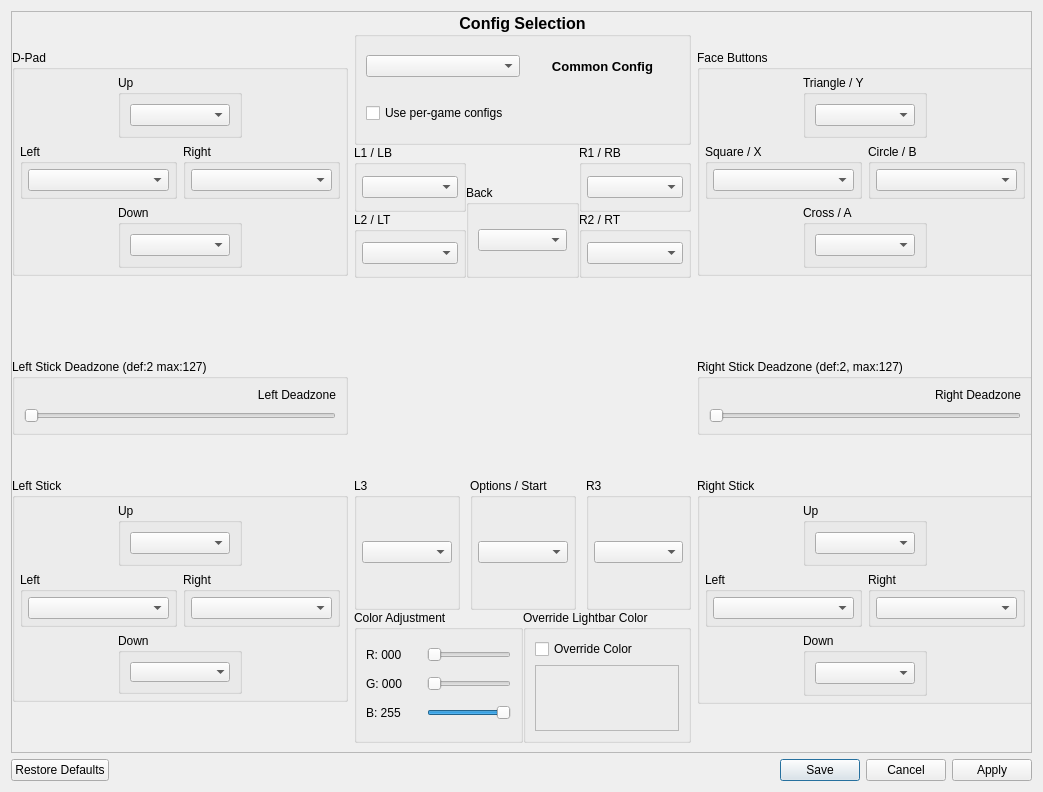
Qt form src/qt_gui/control_settings.ui (shadps4-emu/shadPS4) before a commit.
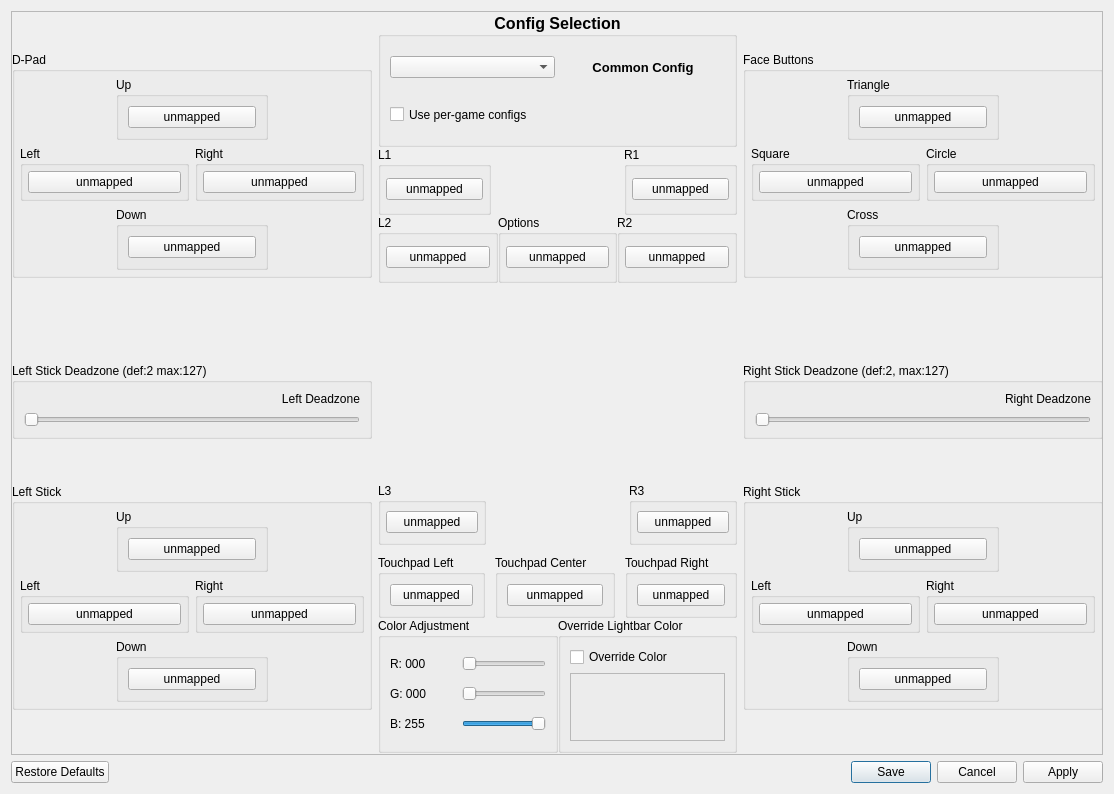
The same form after that commit. Icons and pictures are not drawn.

```diff
--- a/src/qt_gui/control_settings.ui
+++ b/src/qt_gui/control_settings.ui
@@ -11,8 +11,8 @@
    <rect>
     <x>0</x>
     <y>0</y>
-    <width>1043</width>
-    <height>792</height>
+    <width>1114</width>
+    <height>794</height>
    </rect>
   </property>
   <property name="windowTitle">
@@ -33,8 +33,8 @@
        <rect>
         <x>0</x>
         <y>0</y>
-        <width>1019</width>
-        <height>732</height>
+        <width>1094</width>
+        <height>744</height>
        </rect>
       </property>
       <widget class="QWidget" name="layoutWidget">
@@ -42,8 +42,8 @@
         <rect>
          <x>0</x>
          <y>0</y>
-         <width>1021</width>
-         <height>731</height>
+         <width>1091</width>
+         <height>741</height>
         </rect>
        </property>
        <layout class="QHBoxLayout" name="RemapLayout">
@@ -110,7 +110,7 @@
                  <widget class="QGroupBox" name="gb_dpad_up">
                   <property name="minimumSize">
                    <size>
-                    <width>124</width>
+                    <width>152</width>
                     <height>0</height>
                    </size>
                   </property>
@@ -125,12 +125,9 @@
                   </property>
                   <layout class="QHBoxLayout" name="horizontalLayout_4">
                    <item>
-                    <widget class="QComboBox" name="DpadUpBox">
-                     <property name="editable">
-                      <bool>false</bool>
-                     </property>
-                     <property name="sizeAdjustPolicy">
-                      <enum>QComboBox::SizeAdjustPolicy::AdjustToContents</enum>
+                    <widget class="QPushButton" name="DpadUpButton">
+                     <property name="text">
+                      <string>unmapped</string>
                      </property>
                     </widget>
                    </item>
@@ -161,7 +158,11 @@
                    <number>5</number>
                   </property>
                   <item>
-                   <widget class="QComboBox" name="DpadLeftBox"/>
+                   <widget class="QPushButton" name="DpadLeftButton">
+                    <property name="text">
+                     <string>unmapped</string>
+                    </property>
+                   </widget>
                   </item>
                  </layout>
                 </widget>
@@ -185,9 +186,9 @@
                    <number>5</number>
                   </property>
                   <item>
-                   <widget class="QComboBox" name="DpadRightBox">
-                    <property name="editable">
-                     <bool>false</bool>
+                   <widget class="QPushButton" name="DpadRightButton">
+                    <property name="text">
+                     <string>unmapped</string>
                     </property>
                    </widget>
                   </item>
@@ -213,6 +214,12 @@
                 </property>
                 <item>
                  <widget class="QGroupBox" name="gb_dpad_down">
+                  <property name="minimumSize">
+                   <size>
+                    <width>152</width>
+                    <height>0</height>
+                   </size>
+                  </property>
                   <property name="maximumSize">
                    <size>
                     <width>124</width>
@@ -224,21 +231,9 @@
                   </property>
                   <layout class="QHBoxLayout" name="horizontalLayout_3">
                    <item>
-                    <widget class="QComboBox" name="DpadDownBox">
-                     <property name="enabled">
-                      <bool>true</bool>
-                     </property>
-                     <property name="sizePolicy">
-                      <sizepolicy hsizetype="Preferred" vsizetype="Fixed">
-                       <horstretch>0</horstretch>
-                       <verstretch>0</verstretch>
-                      </sizepolicy>
-                     </property>
-                     <property name="minimumSize">
-                      <size>
-                       <width>0</width>
-                       <height>0</height>
-                      </size>
+                    <widget class="QPushButton" name="DpadDownButton">
+                     <property name="text">
+                      <string>unmapped</string>
                      </property>
                     </widget>
                    </item>
@@ -378,7 +373,7 @@
                   </property>
                   <property name="maximumSize">
                    <size>
-                    <width>124</width>
+                    <width>152</width>
                     <height>16777215</height>
                    </size>
                   </property>
@@ -387,9 +382,9 @@
                   </property>
                   <layout class="QVBoxLayout" name="verticalLayout_10">
                    <item>
-                    <widget class="QComboBox" name="LStickUpBox">
-                     <property name="enabled">
-                      <bool>true</bool>
+                    <widget class="QPushButton" name="LStickUpButton">
+                     <property name="text">
+                      <string>unmapped</string>
                      </property>
                     </widget>
                    </item>
@@ -420,9 +415,9 @@
                    <number>5</number>
                   </property>
                   <item>
-                   <widget class="QComboBox" name="LStickLeftBox">
-                    <property name="enabled">
-                     <bool>true</bool>
+                   <widget class="QPushButton" name="LStickLeftButton">
+                    <property name="text">
+                     <string>unmapped</string>
                     </property>
                    </widget>
                   </item>
@@ -454,9 +449,9 @@
                    <number>5</number>
                   </property>
                   <item>
-                   <widget class="QComboBox" name="LStickRightBox">
-                    <property name="enabled">
-                     <bool>true</bool>
+                   <widget class="QPushButton" name="LStickRightButton">
+                    <property name="text">
+                     <string>unmapped</string>
                     </property>
                    </widget>
                   </item>
@@ -484,7 +479,7 @@
                  <widget class="QGroupBox" name="gb_left_stick_down">
                   <property name="minimumSize">
                    <size>
-                    <width>124</width>
+                    <width>152</width>
                     <height>0</height>
                    </size>
                   </property>
@@ -499,15 +494,9 @@
                   </property>
                   <layout class="QVBoxLayout" name="verticalLayout_8">
                    <item>
-                    <widget class="QComboBox" name="LStickDownBox">
-                     <property name="enabled">
-                      <bool>true</bool>
-                     </property>
-                     <property name="editable">
-                      <bool>false</bool>
-                     </property>
-                     <property name="frame">
-                      <bool>false</bool>
+                    <widget class="QPushButton" name="LStickDownButton">
+                     <property name="text">
+                      <string>unmapped</string>
                      </property>
                     </widget>
                    </item>
@@ -617,103 +606,72 @@
             <property name="spacing">
              <number>0</number>
             </property>
-            <item>
-             <layout class="QVBoxLayout" name="layout_l1_l2">
-              <item>
-               <widget class="QGroupBox" name="gb_l1">
-                <property name="title">
-                 <string>L1 / LB</string>
-                </property>
-                <layout class="QVBoxLayout" name="gb_l1_layout">
-                 <property name="leftMargin">
-                  <number>5</number>
-                 </property>
-                 <property name="topMargin">
-                  <number>5</number>
-                 </property>
-                 <property name="rightMargin">
-                  <number>5</number>
-                 </property>
-                 <property name="bottomMargin">
-                  <number>5</number>
-                 </property>
-                 <item>
-                  <widget class="QComboBox" name="LBBox"/>
-                 </item>
-                </layout>
-               </widget>
-              </item>
-              <item>
-               <widget class="QGroupBox" name="gb_l2">
-                <property name="title">
-                 <string>L2 / LT</string>
-                </property>
-                <layout class="QVBoxLayout" name="gb_l2_layout">
-                 <property name="leftMargin">
-                  <number>5</number>
-                 </property>
-                 <property name="topMargin">
-                  <number>5</number>
-                 </property>
-                 <property name="rightMargin">
-                  <number>5</number>
-                 </property>
-                 <property name="bottomMargin">
-                  <number>5</number>
-                 </property>
-                 <item>
-                  <widget class="QComboBox" name="LTBox"/>
-                 </item>
-                </layout>
-               </widget>
-              </item>
-             </layout>
-            </item>
             <item>
              <layout class="QVBoxLayout" name="layout_system_buttons">
-              <item>
-               <spacer name="verticalSpacer_3">
-                <property name="orientation">
-                 <enum>Qt::Orientation::Vertical</enum>
-                </property>
-                <property name="sizeType">
-                 <enum>QSizePolicy::Policy::Preferred</enum>
-                </property>
-                <property name="sizeHint" stdset="0">
-                 <size>
-                  <width>20</width>
-                  <height>40</height>
-                 </size>
-                </property>
-               </spacer>
-              </item>
               <item>
                <layout class="QVBoxLayout" name="verticalLayout_4">
-                <property name="spacing">
-                 <number>10</number>
-                </property>
-                <item>
-                 <widget class="QGroupBox" name="groupBox_2">
+                <item>
+                 <layout class="QHBoxLayout" name="horizontalLayout_13">
+                  <item>
+                   <widget class="QGroupBox" name="gb_l1">
+                    <property name="sizePolicy">
+                     <sizepolicy hsizetype="Preferred" vsizetype="Preferred">
+                      <horstretch>0</horstretch>
+                      <verstretch>0</verstretch>
+                     </sizepolicy>
+                    </property>
                   <property name="title">
-                   <string>Back</string>
-                  </property>
-                  <layout class="QVBoxLayout" name="verticalLayout_9">
+                     <string>L1</string>
+                    </property>
+                    <layout class="QVBoxLayout" name="gb_l1_layout">
+                     <property name="leftMargin">
+                      <number>5</number>
+                     </property>
+                     <property name="topMargin">
+                      <number>5</number>
+                     </property>
+                     <property name="rightMargin">
+                      <number>5</number>
+                     </property>
+                     <property name="bottomMargin">
+                      <number>5</number>
+                     </property>
                    <item>
-                    <widget class="QComboBox" name="BackBox"/>
+                      <widget class="QPushButton" name="L1Button">
+                       <property name="text">
+                        <string>unmapped</string>
+                       </property>
+                      </widget>
                    </item>
                   </layout>
                  </widget>
                 </item>
-               </layout>
-              </item>
-             </layout>
-            </item>
             <item>
-             <layout class="QVBoxLayout" name="layout_r1_r2">
+                   <spacer name="horizontalSpacer_2">
+                    <property name="orientation">
+                     <enum>Qt::Orientation::Horizontal</enum>
+                    </property>
+                    <property name="sizeType">
+                     <enum>QSizePolicy::Policy::Fixed</enum>
+                    </property>
+                    <property name="sizeHint" stdset="0">
+                     <size>
+                      <width>133</width>
+                      <height>20</height>
+                     </size>
+                    </property>
+                   </spacer>
+                  </item>
               <item>
                <widget class="QGroupBox" name="gb_r1">
+                    <property name="sizePolicy">
+                     <sizepolicy hsizetype="Preferred" vsizetype="Preferred">
+                      <horstretch>0</horstretch>
+                      <verstretch>0</verstretch>
+                     </sizepolicy>
+                    </property>
                 <property name="title">
-                 <string>R1 / RB</string>
+                     <string>R1</string>
                 </property>
                 <layout class="QVBoxLayout" name="gb_r1_layout">
                  <property name="leftMargin">
@@ -729,7 +687,71 @@
                   <number>5</number>
                  </property>
                  <item>
-                  <widget class="QComboBox" name="RBBox"/>
+                      <widget class="QPushButton" name="R1Button">
+                       <property name="text">
+                        <string>unmapped</string>
+                       </property>
+                      </widget>
+                     </item>
+                    </layout>
+                   </widget>
+                  </item>
+                 </layout>
+                </item>
+                <item>
+                 <layout class="QHBoxLayout" name="horizontalLayout_14">
+                  <item>
+                   <widget class="QGroupBox" name="gb_l2">
+                    <property name="title">
+                     <string>L2</string>
+                    </property>
+                    <layout class="QVBoxLayout" name="gb_l2_layout">
+                     <property name="leftMargin">
+                      <number>5</number>
+                     </property>
+                     <property name="topMargin">
+                      <number>5</number>
+                     </property>
+                     <property name="rightMargin">
+                      <number>5</number>
+                     </property>
+                     <property name="bottomMargin">
+                      <number>5</number>
+                     </property>
+                     <item>
+                      <widget class="QPushButton" name="L2Button">
+                       <property name="text">
+                        <string>unmapped</string>
+                       </property>
+                      </widget>
+                     </item>
+                    </layout>
+                   </widget>
+                  </item>
+                  <item>
+                   <widget class="QGroupBox" name="gb_start">
+                    <property name="title">
+                     <string>Options</string>
+                    </property>
+                    <layout class="QVBoxLayout" name="gb_start_layout">
+                     <property name="leftMargin">
+                      <number>5</number>
+                     </property>
+                     <property name="topMargin">
+                      <number>5</number>
+                     </property>
+                     <property name="rightMargin">
+                      <number>5</number>
+                     </property>
+                     <property name="bottomMargin">
+                      <number>5</number>
+                     </property>
+                     <item>
+                      <widget class="QPushButton" name="OptionsButton">
+                       <property name="text">
+                        <string>unmapped</string>
+                       </property>
+                      </widget>
                  </item>
                 </layout>
                </widget>
@@ -737,7 +759,7 @@
               <item>
                <widget class="QGroupBox" name="gb_r2">
                 <property name="title">
-                 <string>R2 / RT</string>
+                     <string>R2</string>
                 </property>
                 <layout class="QVBoxLayout" name="gb_r2_layout">
                  <property name="leftMargin">
@@ -753,10 +775,18 @@
                   <number>5</number>
                  </property>
                  <item>
-                  <widget class="QComboBox" name="RTBox"/>
+                      <widget class="QPushButton" name="R2Button">
+                       <property name="text">
+                        <string>unmapped</string>
+                       </property>
+                      </widget>
                  </item>
                 </layout>
                </widget>
+                  </item>
+                 </layout>
+                </item>
+               </layout>
               </item>
              </layout>
             </item>
@@ -806,7 +836,7 @@
            </widget>
           </item>
           <item>
-           <layout class="QHBoxLayout" name="layout_middle_bottom">
+           <layout class="QVBoxLayout" name="verticalLayout_9">
             <property name="spacing">
              <number>10</number>
             </property>
@@ -814,7 +844,15 @@
              <enum>QLayout::SizeConstraint::SetDefaultConstraint</enum>
             </property>
             <item>
+             <layout class="QHBoxLayout" name="horizontalLayout">
+              <item>
              <widget class="QGroupBox" name="gb_l3">
+                <property name="sizePolicy">
+                 <sizepolicy hsizetype="Preferred" vsizetype="Preferred">
+                  <horstretch>0</horstretch>
+                  <verstretch>0</verstretch>
+                 </sizepolicy>
+                </property>
               <property name="title">
                <string>L3</string>
               </property>
@@ -832,37 +870,39 @@
                 <number>5</number>
                </property>
                <item>
-                <widget class="QComboBox" name="LClickBox"/>
+                  <widget class="QPushButton" name="L3Button">
+                   <property name="text">
+                    <string>unmapped</string>
+                   </property>
+                  </widget>
                </item>
               </layout>
              </widget>
             </item>
             <item>
-             <widget class="QGroupBox" name="gb_start">
-              <property name="title">
-               <string>Options / Start</string>
-              </property>
-              <layout class="QVBoxLayout" name="gb_start_layout">
-               <property name="leftMargin">
-                <number>5</number>
-               </property>
-               <property name="topMargin">
-                <number>5</number>
-               </property>
-               <property name="rightMargin">
-                <number>5</number>
-               </property>
-               <property name="bottomMargin">
-                <number>5</number>
-               </property>
-               <item>
-                <widget class="QComboBox" name="StartBox"/>
-               </item>
-              </layout>
-             </widget>
+               <spacer name="horizontalSpacer">
+                <property name="orientation">
+                 <enum>Qt::Orientation::Horizontal</enum>
+                </property>
+                <property name="sizeType">
+                 <enum>QSizePolicy::Policy::Fixed</enum>
+                </property>
+                <property name="sizeHint" stdset="0">
+                 <size>
+                  <width>133</width>
+                  <height>20</height>
+                 </size>
+                </property>
+               </spacer>
             </item>
             <item>
              <widget class="QGroupBox" name="gb_r3">
+                <property name="sizePolicy">
+                 <sizepolicy hsizetype="Preferred" vsizetype="Preferred">
+                  <horstretch>0</horstretch>
+                  <verstretch>0</verstretch>
+                 </sizepolicy>
+                </property>
               <property name="title">
                <string>R3</string>
               </property>
@@ -880,10 +920,68 @@
                 <number>5</number>
                </property>
                <item>
-                <widget class="QComboBox" name="RClickBox"/>
+                  <widget class="QPushButton" name="R3Button">
+                   <property name="text">
+                    <string>unmapped</string>
+                   </property>
+                  </widget>
                </item>
               </layout>
              </widget>
+              </item>
+             </layout>
+            </item>
+            <item>
+             <layout class="QHBoxLayout" name="horizontalLayout_2">
+              <item>
+               <widget class="QGroupBox" name="gb_touchleft">
+                <property name="title">
+                 <string>Touchpad Left</string>
+                </property>
+                <layout class="QHBoxLayout" name="horizontalLayout_5">
+                 <item>
+                  <widget class="QPushButton" name="TouchpadLeftButton">
+                   <property name="text">
+                    <string>unmapped</string>
+                   </property>
+                  </widget>
+                 </item>
+                </layout>
+               </widget>
+              </item>
+              <item>
+               <widget class="QGroupBox" name="gb_touchcenter">
+                <property name="title">
+                 <string>Touchpad Center</string>
+                </property>
+                <layout class="QVBoxLayout" name="verticalLayout_11">
+                 <item>
+                  <widget class="QPushButton" name="TouchpadCenterButton">
+                   <property name="text">
+                    <string>unmapped</string>
+                   </property>
+                  </widget>
+                 </item>
+                </layout>
+               </widget>
+              </item>
+              <item>
+               <widget class="QGroupBox" name="gb_touchright">
+                <property name="title">
+                 <string>Touchpad Right</string>
+                </property>
+                <layout class="QVBoxLayout" name="verticalLayout_12">
+                 <item>
+                  <widget class="QPushButton" name="TouchpadRightButton">
+                   <property name="text">
+                    <string>unmapped</string>
+                   </property>
+                  </widget>
+                 </item>
+                </layout>
+               </widget>
+              </item>
+             </layout>
             </item>
            </layout>
           </item>
@@ -1104,7 +1202,7 @@
                   </property>
                   <property name="minimumSize">
                    <size>
-                    <width>124</width>
+                    <width>152</width>
                     <height>0</height>
                    </size>
                   </property>
@@ -1115,19 +1213,13 @@
                    </size>
                   </property>
                   <property name="title">
-                   <string>Triangle / Y</string>
+                   <string>Triangle</string>
                   </property>
                   <layout class="QVBoxLayout" name="verticalLayout_3">
                    <item>
-                    <widget class="QComboBox" name="YBox">
-                     <property name="enabled">
-                      <bool>true</bool>
-                     </property>
-                     <property name="sizePolicy">
-                      <sizepolicy hsizetype="Preferred" vsizetype="Fixed">
-                       <horstretch>0</horstretch>
-                       <verstretch>0</verstretch>
-                      </sizepolicy>
+                    <widget class="QPushButton" name="TriangleButton">
+                     <property name="text">
+                      <string>unmapped</string>
                      </property>
                     </widget>
                    </item>
@@ -1142,7 +1234,7 @@
                <item>
                 <widget class="QGroupBox" name="gb_square">
                  <property name="title">
-                  <string>Square / X</string>
+                  <string>Square</string>
                  </property>
                  <layout class="QVBoxLayout" name="gb_square_layout">
                   <property name="leftMargin">
@@ -1158,7 +1250,11 @@
                    <number>5</number>
                   </property>
                   <item>
-                   <widget class="QComboBox" name="XBox"/>
+                   <widget class="QPushButton" name="SquareButton">
+                    <property name="text">
+                     <string>unmapped</string>
+                    </property>
+                   </widget>
                   </item>
                  </layout>
                 </widget>
@@ -1166,7 +1262,7 @@
                <item>
                 <widget class="QGroupBox" name="gb_circle">
                  <property name="title">
-                  <string>Circle / B</string>
+                  <string>Circle</string>
                  </property>
                  <layout class="QVBoxLayout" name="gb_circle_layout">
                   <property name="leftMargin">
@@ -1182,7 +1278,11 @@
                    <number>5</number>
                   </property>
                   <item>
-                   <widget class="QComboBox" name="BBox"/>
+                   <widget class="QPushButton" name="CircleButton">
+                    <property name="text">
+                     <string>unmapped</string>
+                    </property>
+                   </widget>
                   </item>
                  </layout>
                 </widget>
@@ -1208,7 +1308,7 @@
                  <widget class="QGroupBox" name="gb_cross">
                   <property name="minimumSize">
                    <size>
-                    <width>124</width>
+                    <width>152</width>
                     <height>0</height>
                    </size>
                   </property>
@@ -1219,11 +1319,15 @@
                    </size>
                   </property>
                   <property name="title">
-                   <string>Cross / A</string>
+                   <string>Cross</string>
                   </property>
                   <layout class="QVBoxLayout" name="verticalLayout_5">
                    <item>
-                    <widget class="QComboBox" name="ABox"/>
+                    <widget class="QPushButton" name="CrossButton">
+                     <property name="text">
+                      <string>unmapped</string>
+                     </property>
+                    </widget>
                    </item>
                   </layout>
                  </widget>
@@ -1361,7 +1465,7 @@
                   </property>
                   <property name="maximumSize">
                    <size>
-                    <width>124</width>
+                    <width>152</width>
                     <height>1231321</height>
                    </size>
                   </property>
@@ -1370,9 +1474,9 @@
                   </property>
                   <layout class="QVBoxLayout" name="verticalLayout_7">
                    <item>
-                    <widget class="QComboBox" name="RStickUpBox">
-                     <property name="enabled">
-                      <bool>true</bool>
+                    <widget class="QPushButton" name="RStickUpButton">
+                     <property name="text">
+                      <string>unmapped</string>
                      </property>
                     </widget>
                    </item>
@@ -1403,9 +1507,9 @@
                    <number>5</number>
                   </property>
                   <item>
-                   <widget class="QComboBox" name="RStickLeftBox">
-                    <property name="enabled">
-                     <bool>true</bool>
+                   <widget class="QPushButton" name="RStickLeftButton">
+                    <property name="text">
+                     <string>unmapped</string>
                     </property>
                    </widget>
                   </item>
@@ -1431,7 +1535,11 @@
                    <number>5</number>
                   </property>
                   <item>
-                   <widget class="QComboBox" name="RStickRightBox"/>
+                   <widget class="QPushButton" name="RStickRightButton">
+                    <property name="text">
+                     <string>unmapped</string>
+                    </property>
+                   </widget>
                   </item>
                  </layout>
                 </widget>
@@ -1457,7 +1565,7 @@
                  <widget class="QGroupBox" name="gb_right_stick_down">
                   <property name="minimumSize">
                    <size>
-                    <width>124</width>
+                    <width>152</width>
                     <height>0</height>
                    </size>
                   </property>
@@ -1472,9 +1580,9 @@
                   </property>
                   <layout class="QVBoxLayout" name="verticalLayout_6">
                    <item>
-                    <widget class="QComboBox" name="RStickDownBox">
-                     <property name="enabled">
-                      <bool>true</bool>
+                    <widget class="QPushButton" name="RStickDownButton">
+                     <property name="text">
+                      <string>unmapped</string>
                      </property>
                     </widget>
                    </item>
```
Lines whose indentation alone changed are shown as unchanged.
